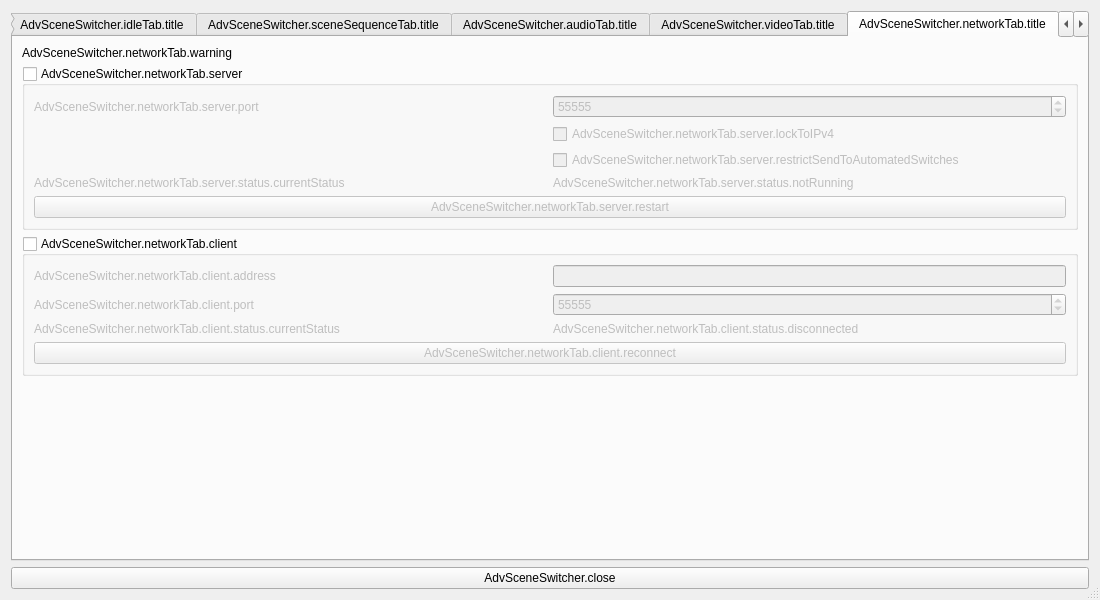
Qt form forms/advanced-scene-switcher.ui (WarmUpTill/SceneSwitcher) before a commit.
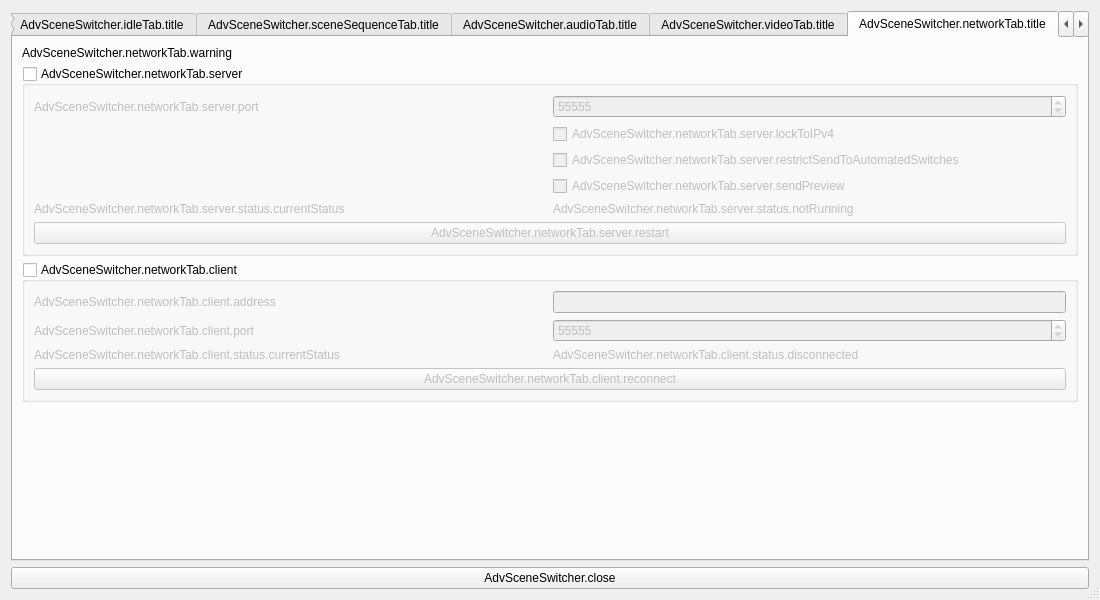
The same form after that commit. The open tabs and pages were chosen to show the change. Icons and pictures are not drawn.

Commit message: Add option to synchronize preview scene via network tab

```diff
--- a/forms/advanced-scene-switcher.ui
+++ b/forms/advanced-scene-switcher.ui
@@ -3727,6 +3727,13 @@
          <layout class="QVBoxLayout" name="verticalLayout_31">
           <item>
            <layout class="QGridLayout" name="gridLayout_24">
+            <item row="4" column="1">
+             <widget class="QLabel" name="serverStatus">
+              <property name="text">
+               <string>AdvSceneSwitcher.networkTab.server.status.notRunning</string>
+              </property>
+             </widget>
+            </item>
             <item row="0" column="1">
              <widget class="QSpinBox" name="serverPort">
               <property name="minimum">
@@ -3740,13 +3747,6 @@
               </property>
              </widget>
             </item>
-            <item row="0" column="0">
-             <widget class="QLabel" name="label_17">
-              <property name="text">
-               <string>AdvSceneSwitcher.networkTab.server.port</string>
-              </property>
-             </widget>
-            </item>
             <item row="1" column="1">
              <widget class="QCheckBox" name="lockToIPv4">
               <property name="text">
@@ -3754,17 +3754,10 @@
               </property>
              </widget>
             </item>
-            <item row="3" column="0">
-             <widget class="QLabel" name="label_19">
+            <item row="0" column="0">
+             <widget class="QLabel" name="label_17">
               <property name="text">
-               <string>AdvSceneSwitcher.networkTab.server.status.currentStatus</string>
-              </property>
-             </widget>
-            </item>
-            <item row="3" column="1">
-             <widget class="QLabel" name="serverStatus">
-              <property name="text">
-               <string>AdvSceneSwitcher.networkTab.server.status.notRunning</string>
+               <string>AdvSceneSwitcher.networkTab.server.port</string>
               </property>
              </widget>
             </item>
@@ -3775,6 +3768,20 @@
               </property>
              </widget>
             </item>
+            <item row="4" column="0">
+             <widget class="QLabel" name="label_19">
+              <property name="text">
+               <string>AdvSceneSwitcher.networkTab.server.status.currentStatus</string>
+              </property>
+             </widget>
+            </item>
+            <item row="3" column="1">
+             <widget class="QCheckBox" name="sendPreview">
+              <property name="text">
+               <string>AdvSceneSwitcher.networkTab.server.sendPreview</string>
+              </property>
+             </widget>
+            </item>
            </layout>
           </item>
           <item>
```
The commit also changes 5 other files.
